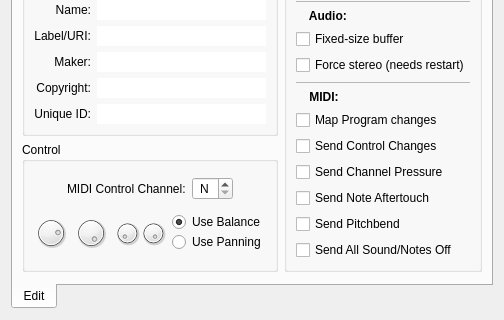
This is resources/ui/carla_edit.ui in falkTX/Carla as Qt 5 draws it before an edit; both pictures show x 0 to 504 and y 151 to 471 of the 504 by 471 pixel window. The edited form follows.
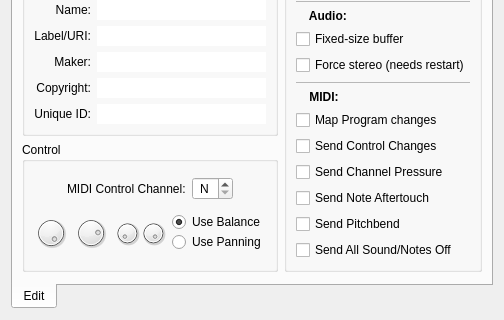
This is the edited form. Icons and pictures are not drawn. Custom widgets are drawn as their Qt base class.

```diff
--- a/resources/ui/carla_edit.ui
+++ b/resources/ui/carla_edit.ui
@@ -108,7 +108,7 @@
              </spacer>
             </item>
             <item>
-             <widget class="PixmapDial" name="dial_vol">
+             <widget class="PixmapDial" name="dial_drywet">
               <property name="minimumSize">
                <size>
                 <width>34</width>
@@ -128,7 +128,7 @@
                <string>Output volume (100%)</string>
               </property>
               <property name="maximum">
-               <number>1270</number>
+               <number>1000</number>
               </property>
               <property name="value">
                <number>1000</number>
@@ -136,7 +136,7 @@
              </widget>
             </item>
             <item>
-             <widget class="PixmapDial" name="dial_drywet">
+             <widget class="PixmapDial" name="dial_vol">
               <property name="minimumSize">
                <size>
                 <width>34</width>
@@ -156,7 +156,7 @@
                <string>Output dry/wet (100%)</string>
               </property>
               <property name="maximum">
-               <number>1000</number>
+               <number>1270</number>
               </property>
               <property name="value">
                <number>1000</number>
```
Left out of the diff: 4 changed lines with no effect on the pictures.
